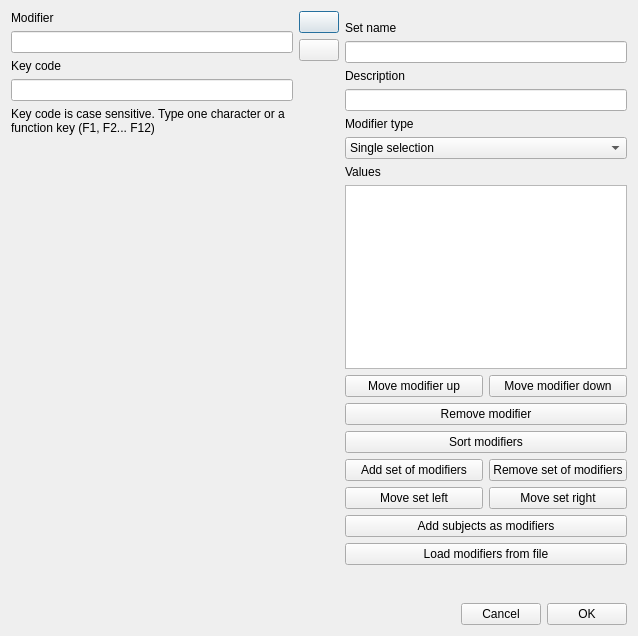
Above: boris/add_modifier.ui from olivierfriard/BORIS before the change. Below: the same form after it.
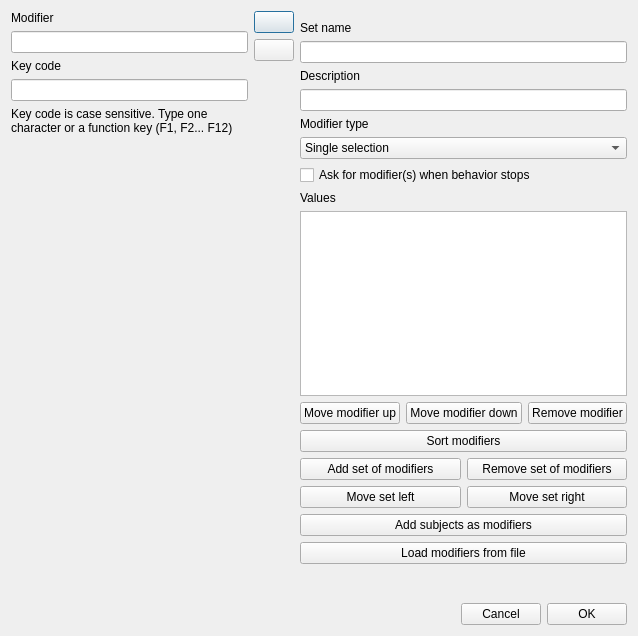
That is the form after the change.

Commit message: work on "ask modifier when behavior stops" function

```diff
--- a/boris/add_modifier.ui
+++ b/boris/add_modifier.ui
@@ -174,6 +174,13 @@
            </item>
           </widget>
          </item>
+         <item>
+          <widget class="QCheckBox" name="cb_ask_at_stop">
+           <property name="text">
+            <string>Ask for modifier(s) when behavior stops</string>
+           </property>
+          </widget>
+         </item>
          <item>
           <widget class="QLabel" name="lbValues">
            <property name="text">
@@ -200,14 +207,14 @@
              </property>
             </widget>
            </item>
-          </layout>
-         </item>
          <item>
           <widget class="QPushButton" name="pbRemoveModifier">
            <property name="text">
             <string>Remove modifier</string>
            </property>
           </widget>
+           </item>
+          </layout>
          </item>
          <item>
           <widget class="QPushButton" name="pb_sort_modifiers">
```
Lines whose indentation alone changed are shown as unchanged. The commit also changes 5 other files.
